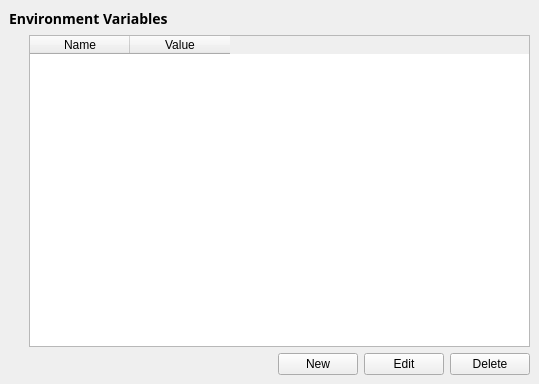
KDE/kdevelop, file lib/interfaces/settings/kdevenvsettings.ui: the form before one commit.
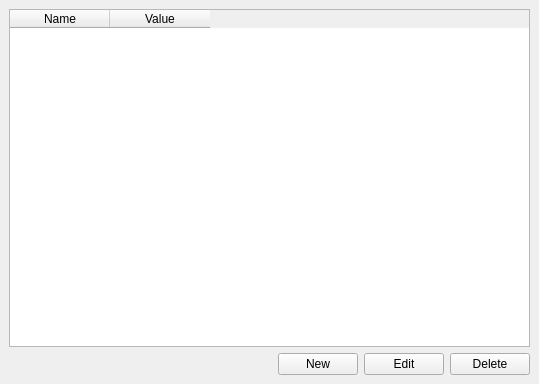
The form after the commit. Custom widgets are drawn as their Qt base class.

Diff of the .ui file:
```diff
--- a/lib/interfaces/settings/kdevenvsettings.ui
+++ b/lib/interfaces/settings/kdevenvsettings.ui
@@ -20,47 +20,7 @@
     <number>6</number>
    </property>
    <item>
-    <widget class="QLabel" name="textLabel2" >
-     <property name="text" >
-      <string>&lt;html>&lt;head>&lt;meta name="qrichtext" content="1" />&lt;style type="text/css">
-p, li { white-space: pre-wrap; }
-&lt;/style>&lt;/head>&lt;body style=" font-family:Sans Serif; font-size:9pt; font-weight:400; font-style:normal; text-decoration:none;">
-&lt;p style=" margin-top:14px; margin-bottom:12px; margin-left:0px; margin-right:0px; -qt-block-indent:0; text-indent:0px; font-size:large; font-weight:600;">&lt;span style=" font-size:large;">Environment Variables&lt;/span>&lt;/p>&lt;/body>&lt;/html></string>
-     </property>
-     <property name="alignment" >
-      <set>Qt::AlignVCenter</set>
-     </property>
-     <property name="wordWrap" >
-      <bool>true</bool>
-     </property>
-    </widget>
-   </item>
-   <item>
-    <layout class="QHBoxLayout" >
-     <property name="margin" >
-      <number>0</number>
-     </property>
-     <property name="spacing" >
-      <number>6</number>
-     </property>
-     <item>
-      <spacer>
-       <property name="orientation" >
-        <enum>Qt::Horizontal</enum>
-       </property>
-       <property name="sizeType" >
-        <enum>QSizePolicy::Fixed</enum>
-       </property>
-       <property name="sizeHint" >
-        <size>
-         <width>20</width>
-         <height>40</height>
-        </size>
-       </property>
-      </spacer>
-     </item>
-     <item>
-      <widget class="QTableWidget" name="kfcg_variableTable" >
+    <widget class="QTableWidget" name="variableTable" >
        <column>
         <property name="text" >
          <string>Name</string>
@@ -73,8 +33,6 @@
        </column>
       </widget>
      </item>
-    </layout>
-   </item>
    <item>
     <layout class="QHBoxLayout" >
      <property name="margin" >
@@ -97,7 +55,7 @@
       </spacer>
      </item>
      <item>
-      <widget class="KPushButton" name="add_button" >
+      <widget class="KPushButton" name="new_button" >
        <property name="text" >
         <string>New</string>
        </property>
@@ -111,7 +69,7 @@
       </widget>
      </item>
      <item>
-      <widget class="KPushButton" name="remove_button" >
+      <widget class="KPushButton" name="delete_button" >
        <property name="text" >
         <string>Delete</string>
        </property>
```
Lines whose indentation alone changed are shown as unchanged.
